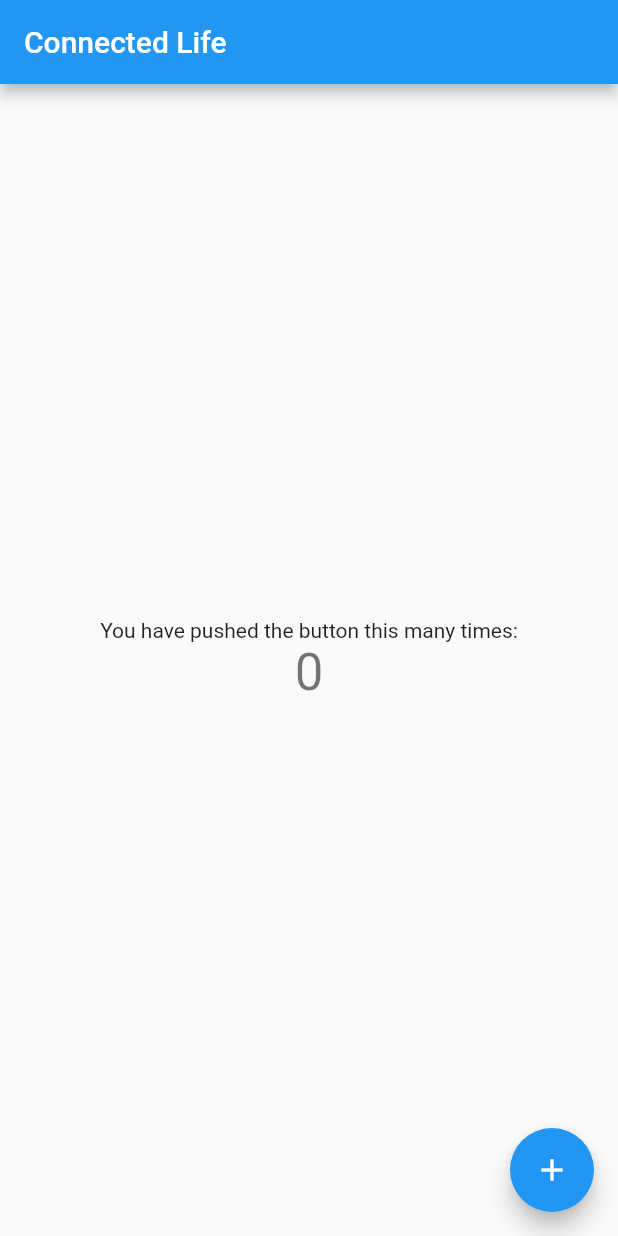
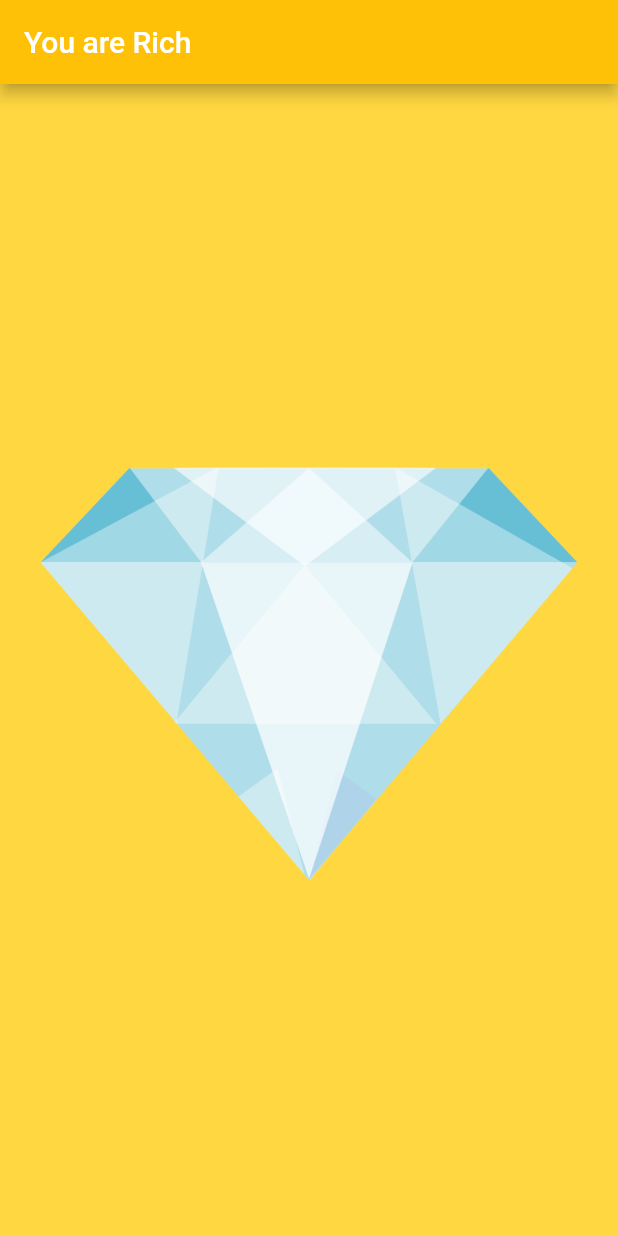
Before and after one commit to ShakeelAhmadDev/flutter_PracticeApp, a Flutter app: the screen it shows after launch, on a phone screen of 412 x 824 dp. Run offline on Flutter 3.47's test engine with Material 2 defaults, Android fonts, the phone set to English and light mode, and no system bars.

```diff
--- a/lib/main.dart
+++ b/lib/main.dart
@@ -1,111 +1,19 @@
 import 'package:flutter/material.dart';
 
-void main() => runApp(MyApp());
-
-class MyApp extends StatelessWidget {
-  // This widget is the root of your application.
-  @override
-  Widget build(BuildContext context) {
-    return MaterialApp(
-      title: 'Connected Life',
-      theme: ThemeData(
-        // This is the theme of your application.
-        //
-        // Try running your application with "flutter run". You'll see the
-        // application has a blue toolbar. Then, without quitting the app, try
-        // changing the primarySwatch below to Colors.green and then invoke
-        // "hot reload" (press "r" in the console where you ran "flutter run",
-        // or simply save your changes to "hot reload" in a Flutter IDE).
-        // Notice that the counter didn't reset back to zero; the application
-        // is not restarted.
-        primarySwatch: Colors.blue,
-      ),
-      home: MyHomePage(title: 'Connected Life'),
-    );
-  }
-}
-
-class MyHomePage extends StatefulWidget {
-  MyHomePage({Key key, this.title}) : super(key: key);
-
-  // This widget is the home page of your application. It is stateful, meaning
-  // that it has a State object (defined below) that contains fields that affect
-  // how it looks.
-
-  // This class is the configuration for the state. It holds the values (in this
-  // case the title) provided by the parent (in this case the App widget) and
-  // used by the build method of the State. Fields in a Widget subclass are
-  // always marked "final".
-
-  final String title;
-
-  @override
-  _MyHomePageState createState() => _MyHomePageState();
-}
-
-class _MyHomePageState extends State<MyHomePage> {
-  int _counter = 0;
-
-  void _incrementCounter() {
-    setState(() {
-      // This call to setState tells the Flutter framework that something has
-      // changed in this State, which causes it to rerun the build method below
-      // so that the display can reflect the updated values. If we changed
-      // _counter without calling setState(), then the build method would not be
-      // called again, and so nothing would appear to happen.
-      _counter++;
-    });
-  }
-
-  @override
-  Widget build(BuildContext context) {
-    // This method is rerun every time setState is called, for instance as done
-    // by the _incrementCounter method above.
-    //
-    // The Flutter framework has been optimized to make rerunning build methods
-    // fast, so that you can just rebuild anything that needs updating rather
-    // than having to individually change instances of widgets.
-    return Scaffold(
-      appBar: AppBar(
-        // Here we take the value from the MyHomePage object that was created by
-        // the App.build method, and use it to set our appbar title.
-        title: Text(widget.title),
-      ),
-      body: Center(
-        // Center is a layout widget. It takes a single child and positions it
-        // in the middle of the parent.
-        child: Column(
-          // Column is also a layout widget. It takes a list of children and
-          // arranges them vertically. By default, it sizes itself to fit its
-          // children horizontally, and tries to be as tall as its parent.
-          //
-          // Invoke "debug painting" (press "p" in the console, choose the
-          // "Toggle Debug Paint" action from the Flutter Inspector in Android
-          // Studio, or the "Toggle Debug Paint" command in Visual Studio Code)
-          // to see the wireframe for each widget.
-          //
-          // Column has various properties to control how it sizes itself and
-          // how it positions its children. Here we use mainAxisAlignment to
-          // center the children vertically; the main axis here is the vertical
-          // axis because Columns are vertical (the cross axis would be
-          // horizontal).
-          mainAxisAlignment: MainAxisAlignment.center,
-          children: <Widget>[
-            Text(
-              'You have pushed the button this many times:',
-            ),
-            Text(
-              '$_counter',
-              style: Theme.of(context).textTheme.display1,
-            ),
-          ],
+void main() => runApp(
+      MaterialApp(
+        home:Scaffold(
+          appBar: AppBar(
+            backgroundColor: Colors.amber,
+            title: Text('You are Rich'),
+          ),
+          backgroundColor:Colors.amberAccent,
+          body: Center(
+            child:Image(
+              image: AssetImage('images/diamond.png')
+            )
+          )
+          ,
         ),
       ),
-      floatingActionButton: FloatingActionButton(
-        onPressed: _incrementCounter,
-        tooltip: 'Increment',
-        child: Icon(Icons.add),
-      ), // This trailing comma makes auto-formatting nicer for build methods.
     );
-  }
-}
```
Also changed, not shown: pubspec.yaml (+2 -50 lines), images/diamond.png (added), 51 other files.
